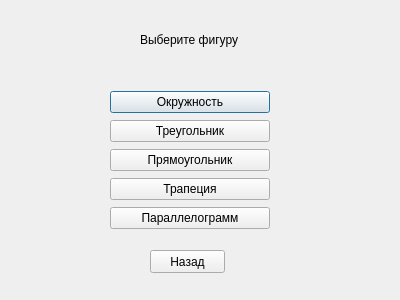
Old version of the form Demo/figurechoice.ui in the repository momooshi/GeometryAssistance.
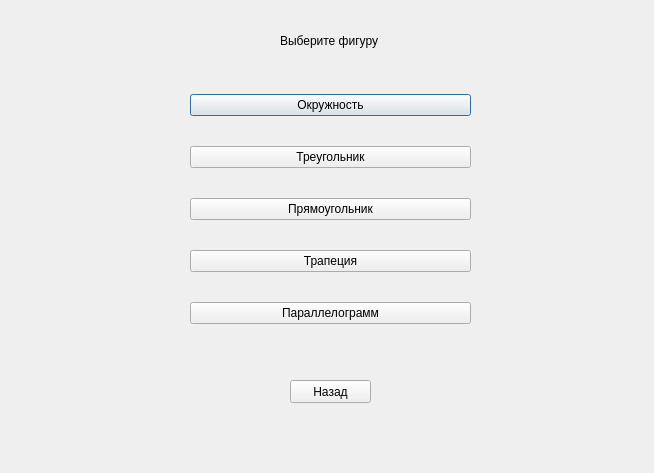
New version of the form.

```diff
--- a/Demo/figurechoice.ui
+++ b/Demo/figurechoice.ui
@@ -6,8 +6,8 @@
    <rect>
     <x>0</x>
     <y>0</y>
-    <width>400</width>
-    <height>300</height>
+    <width>654</width>
+    <height>473</height>
    </rect>
   </property>
   <property name="windowTitle">
@@ -16,10 +16,10 @@
   <widget class="QWidget" name="verticalLayoutWidget">
    <property name="geometry">
     <rect>
-     <x>110</x>
-     <y>90</y>
-     <width>160</width>
-     <height>141</height>
+     <x>190</x>
+     <y>70</y>
+     <width>281</width>
+     <height>281</height>
     </rect>
    </property>
    <layout class="QVBoxLayout" name="verticalLayout">
@@ -63,10 +63,10 @@
   <widget class="QLabel" name="label">
    <property name="geometry">
     <rect>
-     <x>140</x>
+     <x>280</x>
      <y>30</y>
-     <width>121</width>
-     <height>20</height>
+     <width>221</width>
+     <height>21</height>
     </rect>
    </property>
    <property name="text">
@@ -76,9 +76,9 @@
   <widget class="QPushButton" name="pushButton_6">
    <property name="geometry">
     <rect>
-     <x>150</x>
-     <y>250</y>
-     <width>75</width>
+     <x>290</x>
+     <y>380</y>
+     <width>81</width>
      <height>23</height>
     </rect>
    </property>
```
